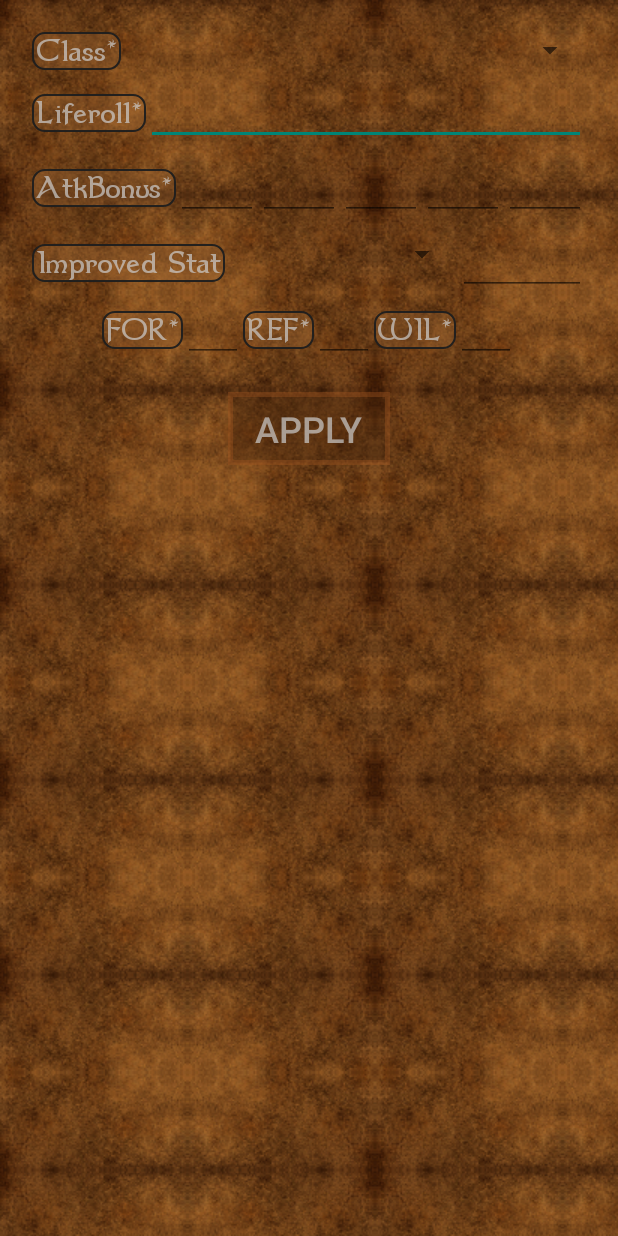
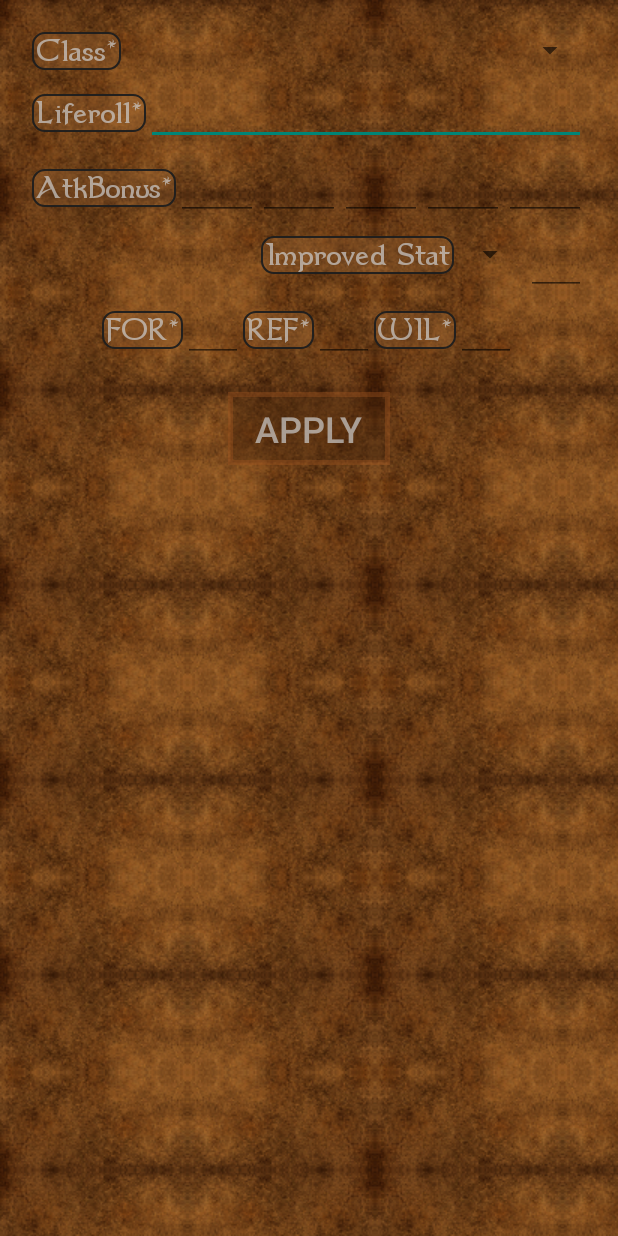
Before and after one commit to mlazze/dnd3.5-android, an Android app: the layout activity_level_up.xml on its own in the app's theme, with its tools: preview values and no code run, on a phone screen of 412 x 824 dp. Run offline under Robolectric (Android 15) with nearby library versions, the phone set to English and light mode, and no system bars.

Commit message:
Moved something to make it look prettier *_*

```diff
--- a/dndcharacter/src/main/res/layout/activity_level_up.xml
+++ b/dndcharacter/src/main/res/layout/activity_level_up.xml
@@ -136,7 +136,7 @@
                         android:inputType="numberDecimal" />
                 </LinearLayout>
 
-                <LinearLayout
+                <RelativeLayout
                     android:layout_width="fill_parent"
                     android:layout_height="wrap_content"
                     android:padding="5dp">
@@ -145,24 +145,27 @@
                         android:id="@+id/level_up_new_stat_label"
                         android:layout_width="wrap_content"
                         android:layout_height="wrap_content"
+                        android:layout_gravity="center"
+                        android:layout_toLeftOf="@+id/level_up_new_stat_spinner"
                         android:text="@string/level_up_new_stat_label"
                         android:textAppearance="?android:attr/textAppearanceLarge" />
 
                     <Spinner
                         android:id="@+id/level_up_new_stat_spinner"
-                        android:layout_width="40dp"
+                        android:layout_width="wrap_content"
                         android:layout_height="wrap_content"
-                        android:layout_marginLeft="30dp"
-                        android:layout_weight="1"
+                        android:layout_gravity="center"
+                        android:layout_toLeftOf="@+id/level_up_new_stat_delta"
                         android:spinnerMode="dialog" />
 
                     <EditText
                         android:id="@+id/level_up_new_stat_delta"
-                        android:layout_width="0dp"
+                        android:layout_width="40dp"
                         android:layout_height="wrap_content"
-                        android:layout_weight="1"
+                        android:layout_alignParentRight="true"
+                        android:layout_gravity="center"
                         android:inputType="numberDecimal" />
-                </LinearLayout>
+                </RelativeLayout>
 
                 <LinearLayout
                     android:layout_width="fill_parent"
--- a/dndcharacter/src/main/res/layout/activity_stats.xml
+++ b/dndcharacter/src/main/res/layout/activity_stats.xml
@@ -9,6 +9,8 @@
         android:layout_height="match_parent"
         android:paddingLeft="@dimen/activity_horizontal_margin"
         android:paddingRight="@dimen/activity_horizontal_margin"
+        android:paddingTop="@dimen/activity_horizontal_margin"
+        android:paddingBottom="@dimen/activity_horizontal_margin"
         tools:context="com.skij.dndcharacter.Stats">
 
         <ScrollView
@@ -228,6 +230,7 @@
                     android:layout_width="wrap_content"
                     android:layout_height="wrap_content"
                     android:layout_gravity="center_horizontal"
+                    android:layout_marginTop="@dimen/activity_horizontal_margin"
                     android:onClick="apply"
                     android:text="@string/apply" />
             </LinearLayout>
```
Also changed, not shown: dndcharacter/src/main/res/layout/activity_misc.xml (+12 -3 lines).
